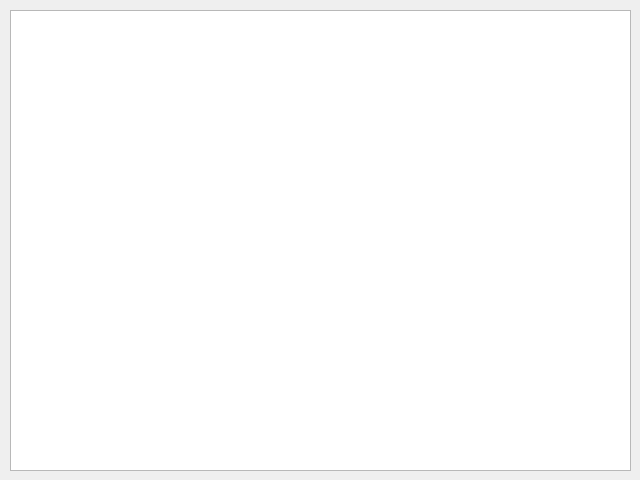
Before: the Qt Designer form src/gui/ccimp_img_view.ui in CervecerosCodigo/CCIMP, drawn with Qt 5.
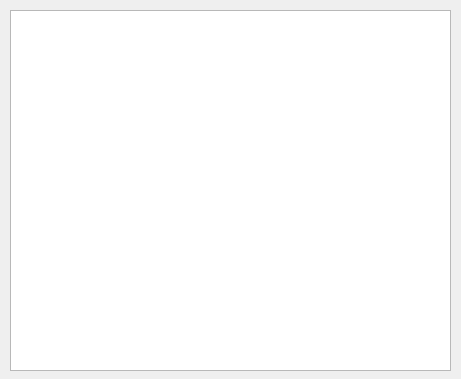
After: the same form once the commit is applied.

Commit message: File open dialog er koblet til main vindu

```diff
--- a/src/gui/ccimp_img_view.ui
+++ b/src/gui/ccimp_img_view.ui
@@ -6,8 +6,8 @@
    <rect>
     <x>0</x>
     <y>0</y>
-    <width>640</width>
-    <height>480</height>
+    <width>461</width>
+    <height>379</height>
    </rect>
   </property>
   <property name="windowTitle">
@@ -18,8 +18,8 @@
     <rect>
      <x>10</x>
      <y>10</y>
-     <width>621</width>
-     <height>461</height>
+     <width>441</width>
+     <height>361</height>
     </rect>
    </property>
   </widget>
```
The commit also changes 5 other files.
